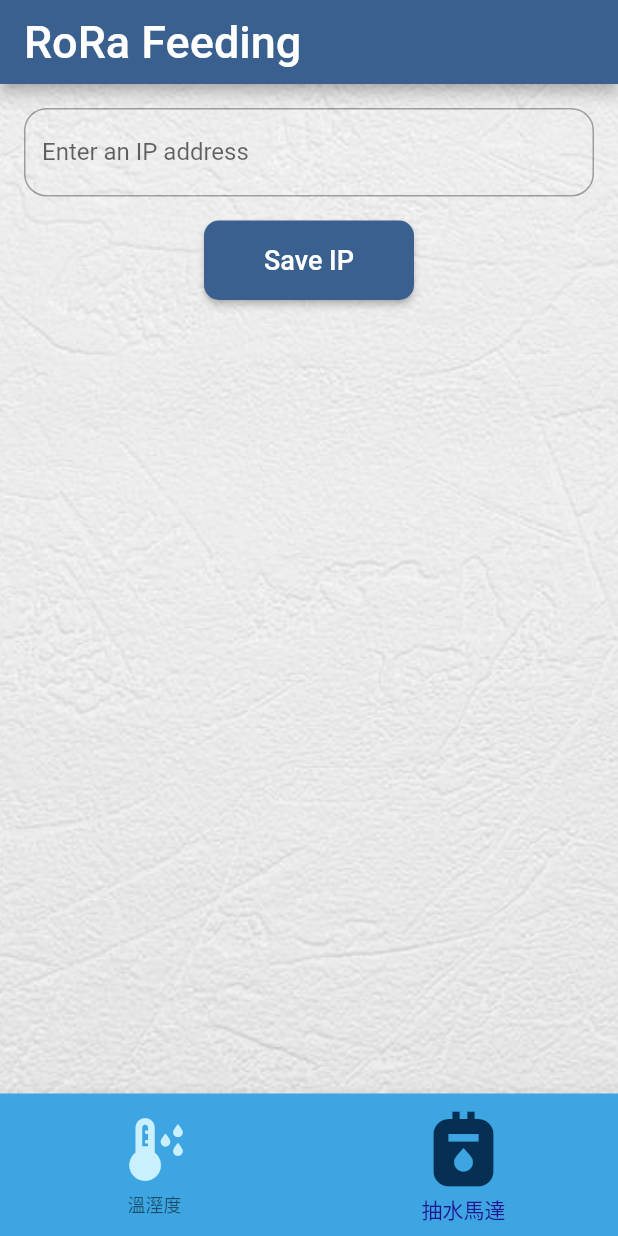
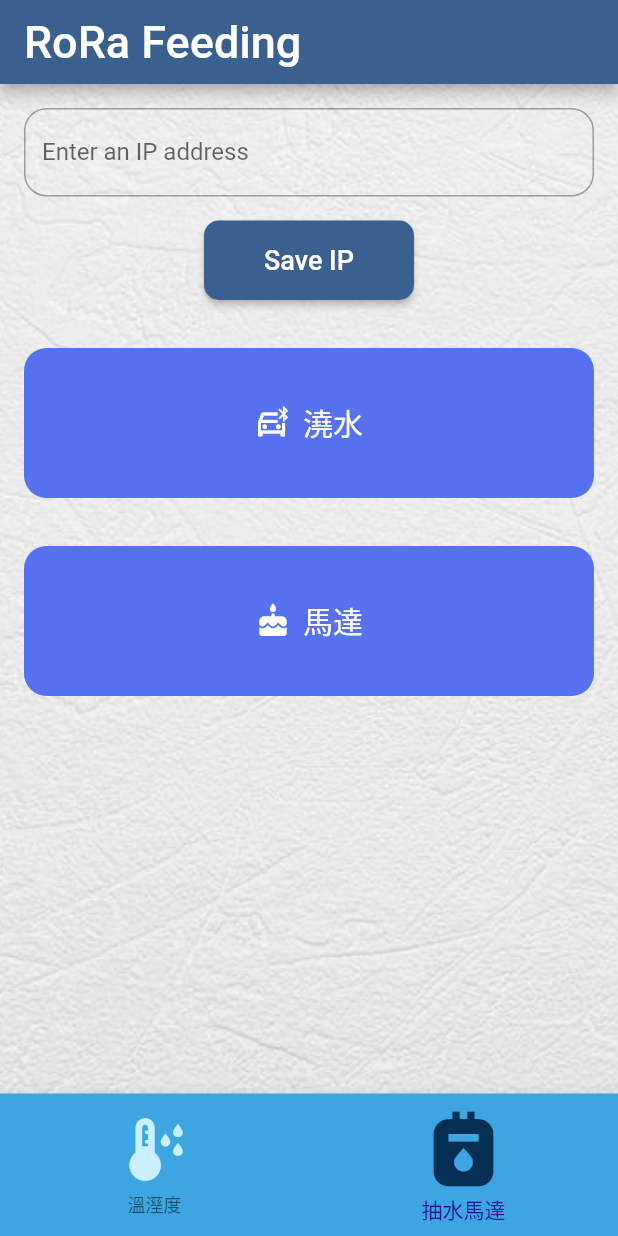
Before and after one commit to MakerbaseMoon/Lora-watering-flutter, a Flutter app: the screen it shows after launch, item 2 of the bottom bar chosen, after a tap on "Save IP", on a phone screen of 412 x 824 dp. Run offline on Flutter 3.47's test engine with Material 2 defaults, Android fonts, the phone set to English and light mode, and no system bars; our stand-ins replace shared_preferences.

Commit message:
📝 feat: Add ip setting and changes app
- change app icons
- change app name
- fix ip setting

```diff
--- a/lib/Widget/IPinput.dart
+++ b/lib/Widget/IPinput.dart
@@ -28,9 +28,9 @@ class _IPSaveButtonState extends State<IPSaveButton> {
   Future<void> _saveIPInput() async {
     String IPInput = _textInputIP.text;
     SharedPreferences prefs = await SharedPreferences.getInstance();
-    prefs.clear();
     await prefs.setString(_preferenceKey, IPInput);
     print('IPInput:$IPInput');
+
   }
 
   @override
@@ -56,12 +56,12 @@ class _IPSaveButtonState extends State<IPSaveButton> {
                 shape: RoundedRectangleBorder(
                   borderRadius: BorderRadius.circular(10.0), // Rounded button
                 ),
-                padding: EdgeInsets.symmetric(horizontal: 40, vertical: 16), // Button padding
+                padding: const EdgeInsets.symmetric(horizontal: 40, vertical: 16), // Button padding
               ),
               onPressed: () {
                 _saveIPInput();
               },
-              child: Text('Save IP', style: TextStyle(fontSize: 18)),
+              child: const Text('Save IP', style: TextStyle(fontSize: 18)),
             ),
           ],
         ),
--- a/lib/components/TemperatureHumidity.dart
+++ b/lib/components/TemperatureHumidity.dart
@@ -1,6 +1,9 @@
 import 'package:flutter/material.dart';
 import 'package:http/http.dart' as http;
+import 'package:shared_preferences/shared_preferences.dart';
 import 'dart:async';
+
+
 class TemperatureHumidity extends StatefulWidget {
   const TemperatureHumidity({Key? key}) : super(key: key);
 
@@ -13,19 +16,38 @@ class _TemperatureHumidityState extends State<TemperatureHumidity> {
   String humidity    = 'Loading...';
   String rssi        = 'Loading...';
   String timestamp   = 'Loading...';
-  final String host  = '';
+  final String _preferenceKey = 'IPInput';
+  String host  = '';
+
 
   @override
   void initState() {
     super.initState();
+    _loadIP();
+    Timer.periodic(const Duration(minutes: 1), (timer) {
+      // _loadIPInputFromIPInputDart();
       fetchDataTemperature();
       fetchDataHumidity();
       fetchDataTimestamp();
       fetchDataRssi();
-    // Timer.periodic(const Duration(seconds: 10), (timer) {
-    //   fetchDataTemperature();
-    //   fetchDataHumidity();
-    // });
+    });
+  }
+
+  Future<void> _loadIP() async {
+    SharedPreferences prefs = await SharedPreferences.getInstance();
+    String? IPInput = prefs.getString(_preferenceKey);
+
+    if (IPInput != null) {
+      print('IPInput from TemperatureHumidity.dart: $IPInput');
+      host = IPInput;
+      print('host:$host');
+    }
+  }
+
+  Future<void> saveIPInput(String ipAddress) async {
+    SharedPreferences prefs = await SharedPreferences.getInstance();
+    await prefs.setString(_preferenceKey, ipAddress);
+    print('IPInput saved: $ipAddress');
   }
 
   Future<void> fetchDataTemperature() async {
@@ -35,11 +57,13 @@ class _TemperatureHumidityState extends State<TemperatureHumidity> {
     );
     if (response.statusCode == 200) {
       final data = response.body;
+      if (mounted) {
         setState(() {
           temperature = data;
         });
         print('data: $data');
         print("Temperature success");
+      }
     } else {
       setState(() {
         temperature = 'Temperature Failed to load data';
@@ -55,11 +79,13 @@ class _TemperatureHumidityState extends State<TemperatureHumidity> {
 
     if (response.statusCode == 200) {
       final data = response.body;
+      if (mounted) {
         setState(() {
           humidity = data;
         });
         print('data: $data');
         print("Humidity success");
+      }
     } else {
       setState(() {
         humidity = 'Humidity Failed to load data';
@@ -75,11 +101,13 @@ class _TemperatureHumidityState extends State<TemperatureHumidity> {
 
     if (response.statusCode == 200) {
       final data = response.body;
+      if (mounted) {
         setState(() {
           timestamp = data;
         });
         print('data: $data');
         print("Timestamp success");
+      }
     } else {
       setState(() {
         timestamp = 'Timestamp Failed to load data';
@@ -95,11 +123,13 @@ class _TemperatureHumidityState extends State<TemperatureHumidity> {
 
     if (response.statusCode == 200) {
       final data = response.body;
+      if (mounted) {
         setState(() {
           rssi = data;
         });
         print('data: $data');
         print("Rssi success");
+      }
     } else {
       setState(() {
         rssi = 'Rssi Failed to load data';
@@ -111,26 +141,22 @@ class _TemperatureHumidityState extends State<TemperatureHumidity> {
   Widget build(BuildContext context) {
     return Column(
       children: <Widget>[
-        const Row(
-          mainAxisAlignment: MainAxisAlignment.spaceEvenly,
-          children: <Widget>[
-            Text(
-              '時間',
-              style: TextStyle(
-                color: Colors.blue,
-                fontSize: 25,
-              ),
-            ),
-          ],
-        ),
         const SizedBox(height: 30.0),
         Container(
           margin: const EdgeInsets.all(25.0),
+          height: 200,
           child: Row(
             mainAxisAlignment: MainAxisAlignment.spaceEvenly,
             children: [
               Expanded(
                 child: Card (
+                  elevation: 5,
+                  shape: RoundedRectangleBorder(
+                    side: BorderSide(
+                      color: Theme.of(context).colorScheme.outline,
+                    ),
+                    borderRadius: BorderRadius.circular(40.0),
+                  ),
                   child:Column(
                     mainAxisAlignment: MainAxisAlignment.center,
                     children: <Widget>[
@@ -156,6 +182,13 @@ class _TemperatureHumidityState extends State<TemperatureHumidity> {
               ),
               Expanded(
                 child: Card (
+                  elevation: 5,
+                  shape: RoundedRectangleBorder(
+                    side: BorderSide(
+                      color: Theme.of(context).colorScheme.outline,
+                    ),
+                    borderRadius: BorderRadius.circular(40.0),
+                  ),
                   child: Column(
                     mainAxisAlignment: MainAxisAlignment.center,
                     children: <Widget>[
@@ -167,7 +200,6 @@ class _TemperatureHumidityState extends State<TemperatureHumidity> {
                         ),
                         textAlign: TextAlign.center,
                       ),
-
                       Text(
                         '$humidity %',
                         style: const TextStyle(
@@ -181,8 +213,82 @@ class _TemperatureHumidityState extends State<TemperatureHumidity> {
                 )
               ),
             ],
+          ),
+        ),
+        const SizedBox(height: 30.0),
+        Container(
+          margin: const EdgeInsets.all(25.0),
+          height: 200,
+          child: Row(
+            mainAxisAlignment: MainAxisAlignment.spaceEvenly,
+            children: [
+              Expanded(
+                child: Card (
+                  elevation: 5,
+                  shape: RoundedRectangleBorder(
+                    side: BorderSide(
+                      color: Theme.of(context).colorScheme.outline,
+                    ),
+                    borderRadius: BorderRadius.circular(40.0),
+                  ),
+                  child:Column(
+                    mainAxisAlignment: MainAxisAlignment.center,
+                    children: <Widget>[
+                      const Text(
+                        '時間',
+                        style: TextStyle(
+                          color: Color.fromARGB(255, 207, 35, 35),
+                          fontSize: 25,
+                        ),
+                        textAlign: TextAlign.center,
+                      ),
+                      Text(
+                        '$temperature ',
+                        style: const TextStyle(
+                          color: Color.fromARGB(255, 199, 37, 37),
+                          fontSize: 25,
+                        ),
+                        textAlign: TextAlign.center,
+                      ),
+                    ],
                   )
                 )
+              ),
+              Expanded(
+                child: Card (
+                  elevation: 5,
+                  shape: RoundedRectangleBorder(
+                    side: BorderSide(
+                      color: Theme.of(context).colorScheme.outline,
+                    ),
+                    borderRadius: BorderRadius.circular(40.0),
+                  ),
+                  child: Column(
+                    mainAxisAlignment: MainAxisAlignment.center,
+                    children: <Widget>[
+                      const Text(
+                        'Rssi ',
+                        style: TextStyle(
+                          color: Color.fromARGB(255, 209, 58, 58),
+                          fontSize: 25,
+                        ),
+                        textAlign: TextAlign.center,
+                      ),
+                      Text(
+                        '$rssi',
+                        style: const TextStyle(
+                          color: Color.fromARGB(255, 219, 56, 56),
+                          fontSize: 25,
+                        ),
+                        textAlign: TextAlign.center,
+                      ),
+                    ],
+                  ),
+                )
+              ),
+            ],
+          ),
+        ),
       ],
     );
   }
--- a/lib/components/WaterPump.dart
+++ b/lib/components/WaterPump.dart
@@ -1,17 +1,45 @@
 import 'package:flutter/material.dart';
 import 'package:http/http.dart' as http;
 import '../Widget/TextButton.dart';
+import 'package:shared_preferences/shared_preferences.dart';
 
-class WaterPump extends StatelessWidget {
-  const WaterPump({super.key});
-  final String host  = '';  // esp32 ip
+class WaterPump extends StatefulWidget {
+  const WaterPump({Key? key}) : super(key: key);
+
+  @override
+  _WaterPumpState createState() => _WaterPumpState();
+}
+class _WaterPumpState extends State<WaterPump> {
+  final String _preferenceKey = 'IPInput';
+  String host  = '';
+
+  @override
+  void initState() {
+    super.initState();
+    _loadIP();
+  }
+
+  Future<void> _loadIP() async {
+    SharedPreferences prefs = await SharedPreferences.getInstance();
+    String? IPInput = prefs.getString(_preferenceKey);
+    if (IPInput != null) {
+      print('IPInput from WaterPump.dart: $IPInput');
+      host = IPInput;
+        print('host:$host');
+    }
+  }
+
+  Future<void> saveIPInput(String ipAddress) async {
+    SharedPreferences prefs = await SharedPreferences.getInstance();
+    await prefs.setString(_preferenceKey, ipAddress);
+    print('IPInput saved: $ipAddress');
+  }
 
   //get
   Future<void> sendWaterRequest() async {
-    const String dataGrow = 'grow';
-    const String link1      = '/grow';
+    const String link1      = '/watering';
     final response = await http.get(
-      Uri.parse('http://$host$link1?data=$dataGrow')
+      Uri.parse('http://$host$link1')
     );
     if (response.statusCode == 200) {
       final data = response.body;
@@ -22,11 +50,10 @@ class WaterPump extends StatelessWidget {
   }
 
   Future<void> sendMotorRequest() async {
-    const String dataToSend = 'motor';
-    const String link2      = '/motor';
+    const String link2      = '/feeding';
 
     final response = await http.get(
-      Uri.parse('$host$link2?data=$dataToSend')
+      Uri.parse('http://$host$link2')
     );
 
     if (response.statusCode == 200) {
@@ -46,14 +73,14 @@ class WaterPump extends StatelessWidget {
           padding: const EdgeInsets.all(16.0),
           child: Container(
             alignment: Alignment.center,
-            // child: buildTextButton('澆水', const Color.fromARGB(255, 86, 114, 240), () { sendWaterRequest();} ,icon: const Icon(Icons.bluetooth_drive_outlined)),
+            child: buildTextButton('澆水', const Color.fromARGB(255, 86, 114, 240), () { sendWaterRequest();} ,icon: const Icon(Icons.bluetooth_drive_outlined)),
           )
         ),
         Padding(
           padding: const EdgeInsets.all(16.0),
           child: Container(
             alignment: Alignment.center,
-            // child: buildTextButton('馬達', const Color.fromARGB(255, 86, 114, 240), () { sendMotorRequest();}, icon: const Icon(Icons.cake_rounded)),
+            child: buildTextButton('馬達', const Color.fromARGB(255, 86, 114, 240), () { sendMotorRequest();}, icon: const Icon(Icons.cake_rounded)),
           )
         )
       ],
--- a/pubspec.yaml
+++ b/pubspec.yaml
@@ -46,7 +46,12 @@ dev_dependencies:
   # package. See that file for information about deactivating specific lint
   # rules and activating additional ones.
   flutter_lints: ^2.0.0
+  flutter_launcher_icons: ^0.13.1
 
+flutter_launcher_icons:
+  android: "launcher_icon"
+  ios: true
+  image_path: "assets/icons/feeding--and-glow-.png"
 # For information on the generic Dart part of this file, see the
 # following page: https://dart.dev/tools/pub/pubspec
 
```
Also changed, not shown: assets/icons/feeding--and-glow-.png (added), pubspec.lock, 27 other files. Lines whose indentation alone changed are shown as unchanged.
